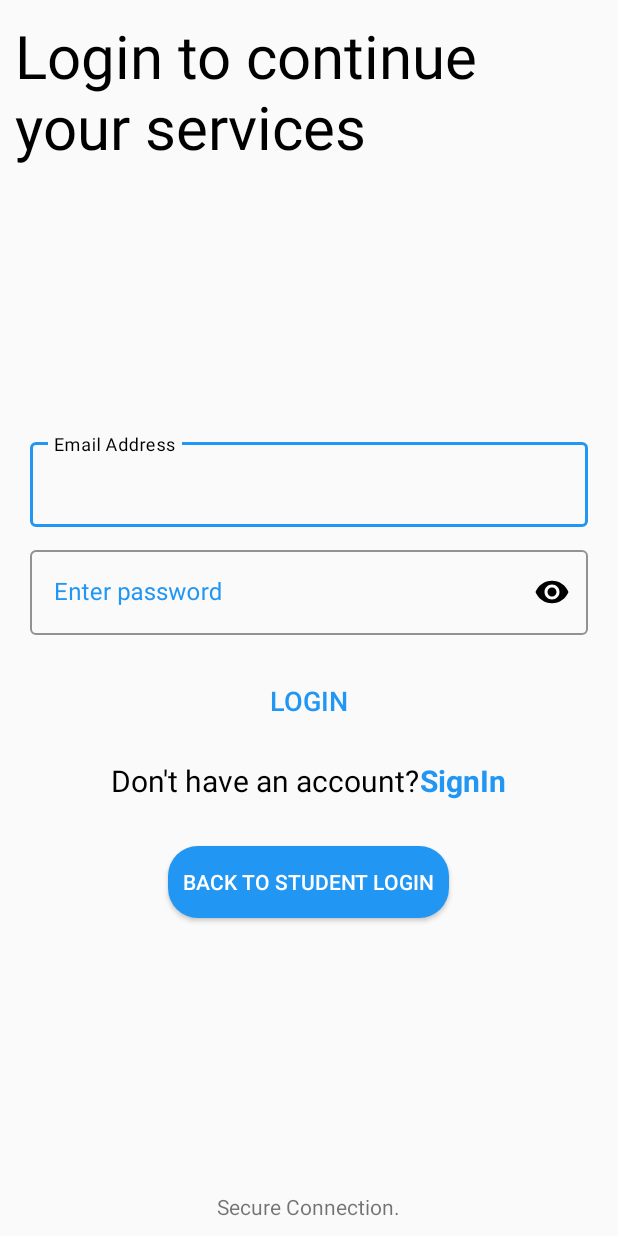
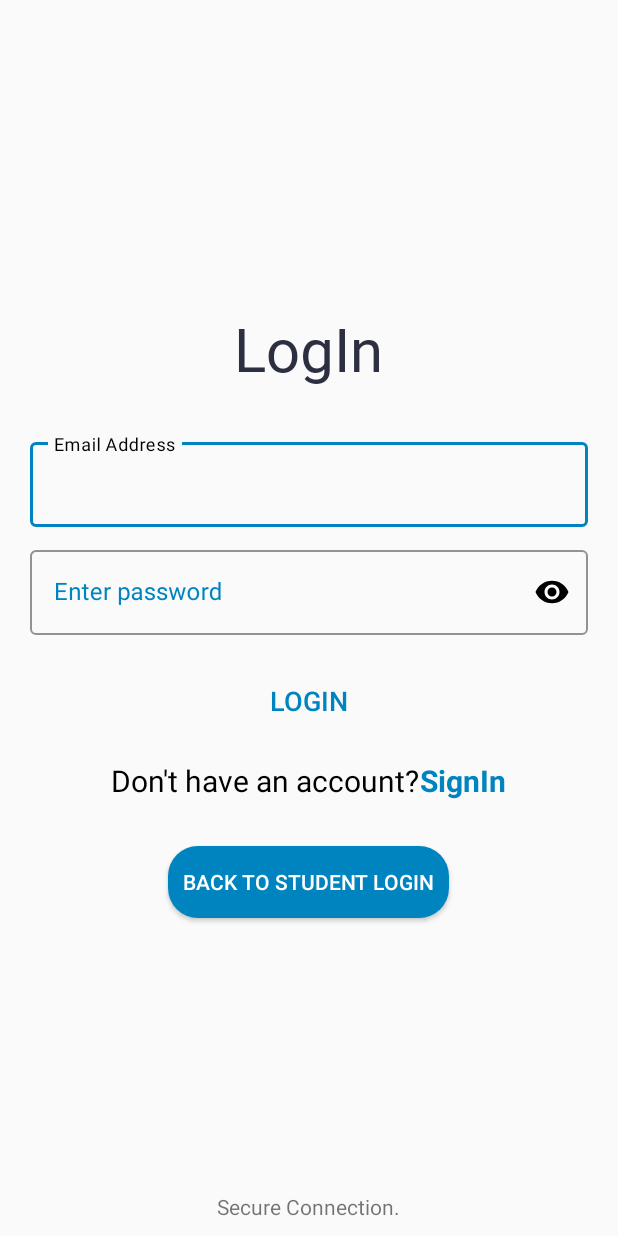
Before and after one commit to shivam8957999956/Resolve, an Android app: the screen it shows after launch (AdminLogin), after a tap on "PROCEED AS ADMIN", on a phone screen of 412 x 824 dp. Run offline under Robolectric (Android 15) with nearby library versions, the phone set to English and light mode, and no system bars; our stand-ins replace Firebase (no records; nobody signed in at launch, a user with empty details on screens opened directly); libraries missing offline, so code that uses them is left out: com.leo.simplearcloader; plain views replace SimpleArcLoader; 2 statements that could not run were skipped; 3 other taps on this screen came first.

Commit message:
colorchange

```diff
--- a/app/src/main/AndroidManifest.xml
+++ b/app/src/main/AndroidManifest.xml
@@ -38,6 +38,10 @@
                 <category android:name="android.intent.category.LAUNCHER" />
             </intent-filter>
         </activity>
+
+        <meta-data
+            android:name="preloaded_fonts"
+            android:resource="@array/preloaded_fonts" />
     </application>
 
 </manifest>
--- a/app/src/main/java/com/example/resolve/AdminPage/AdminMainDashBoard.java
+++ b/app/src/main/java/com/example/resolve/AdminPage/AdminMainDashBoard.java
@@ -30,6 +30,8 @@ public class AdminMainDashBoard extends AppCompatActivity {
     }
     public  void allProblem(View view){
         startActivity(new Intent(getApplicationContext(),AdminAllProblems.class));
+    }public  void profile(View view){
+        startActivity(new Intent(getApplicationContext(),AdminProfile.class));
     }
 
 }
--- a/app/src/main/res/layout/activity_admin_login.xml
+++ b/app/src/main/res/layout/activity_admin_login.xml
@@ -19,9 +19,17 @@
     <TextView
         android:layout_width="wrap_content"
         android:layout_height="wrap_content"
-        android:layout_margin="10dp"
-        android:text="Login to continue your services"
-        android:textColor="@color/black"
+        android:layout_above="@+id/linearLayout"
+        android:layout_centerHorizontal="true"
+        android:layout_marginStart="10dp"
+        android:layout_marginLeft="10dp"
+        android:layout_marginTop="10dp"
+        android:layout_marginEnd="10dp"
+        android:layout_marginRight="10dp"
+        android:layout_marginBottom="10dp"
+        android:fontFamily="@font/amaranth"
+        android:text="LogIn"
+        android:textColor="@color/teal_200"
         android:textSize="40sp" />
 
     <LinearLayout
--- a/app/src/main/res/layout/activity_admin_main_dash_board.xml
+++ b/app/src/main/res/layout/activity_admin_main_dash_board.xml
@@ -15,6 +15,7 @@
 
         <ImageView
             android:id="@+id/menu"
+            android:onClick="profile"
             android:layout_width="wrap_content"
             android:layout_height="wrap_content"
             android:src="@drawable/ic_menu"
--- a/app/src/main/res/layout/activity_trace_your_complain.xml
+++ b/app/src/main/res/layout/activity_trace_your_complain.xml
@@ -7,7 +7,6 @@
     android:background="@color/lighwhite"
     tools:context=".MainUserDashBoard.TraceYourComplain">
     <com.leo.simplearcloader.SimpleArcLoader
-
         android:id="@+id/loader"
         android:layout_width="60dp"
         android:layout_height="60dp"
@@ -15,7 +14,8 @@
         android:layout_centerInParent="true"
         android:layout_margin="20dp"
         android:visibility="visible"
-        app:arc_style="simple_arc"></com.leo.simplearcloader.SimpleArcLoader>
+        app:arc_style="simple_arc">
+    </com.leo.simplearcloader.SimpleArcLoader>
 
     <RelativeLayout
         android:id="@+id/header"
--- a/app/src/main/res/values/colors.xml
+++ b/app/src/main/res/values/colors.xml
@@ -3,8 +3,8 @@
     <color name="purple_200">#FFBB86FC</color>
     <color name="purple_500">#FF6200EE</color>
     <color name="purple_700">#FF3700B3</color>
-    <color name="teal_200">#4763FF</color>
-    <color name="teal_700">#2196F3</color>
+    <color name="teal_200">#2C2F40</color>
+    <color name="teal_700">#0084C0</color>
     <color name="teal_7001">#FF018786</color>
     <color name="black">#000000</color>
     <color name="white">#FFFFFFFF</color>
```
Also changed, not shown: app/src/main/res/layout/activity_admin_sign_in.xml (+5 -2 lines), app/src/main/res/layout/activity_user_login.xml (+6 -2 lines), app/src/main/res/layout/activity_user_sign_in.xml (+5 -2 lines).
